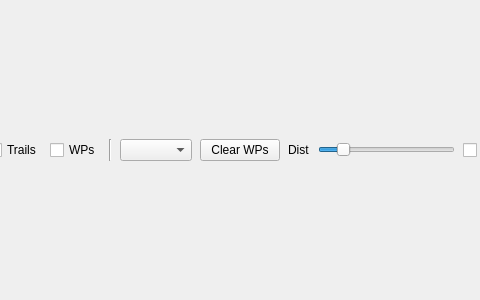
The window that src/ui/map3D/QGCGoogleEarthView.ui (mavlink/qgroundcontrol) describes before a commit, drawn with Qt 5; both pictures show x 118 to 598 and y 0 to 300 of the 828 by 300 pixel window.
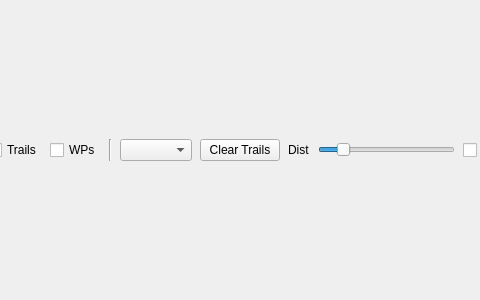
The same window after the commit.

Patch:
```diff
--- a/src/ui/map3D/QGCGoogleEarthView.ui
+++ b/src/ui/map3D/QGCGoogleEarthView.ui
@@ -169,7 +169,7 @@
       <string>Delete all waypoints</string>
      </property>
      <property name="text">
-      <string>Clear WPs</string>
+      <string>Clear Trails</string>
      </property>
     </widget>
    </item>
```
Left out of the diff: 2 changed lines with no effect on the pictures.
